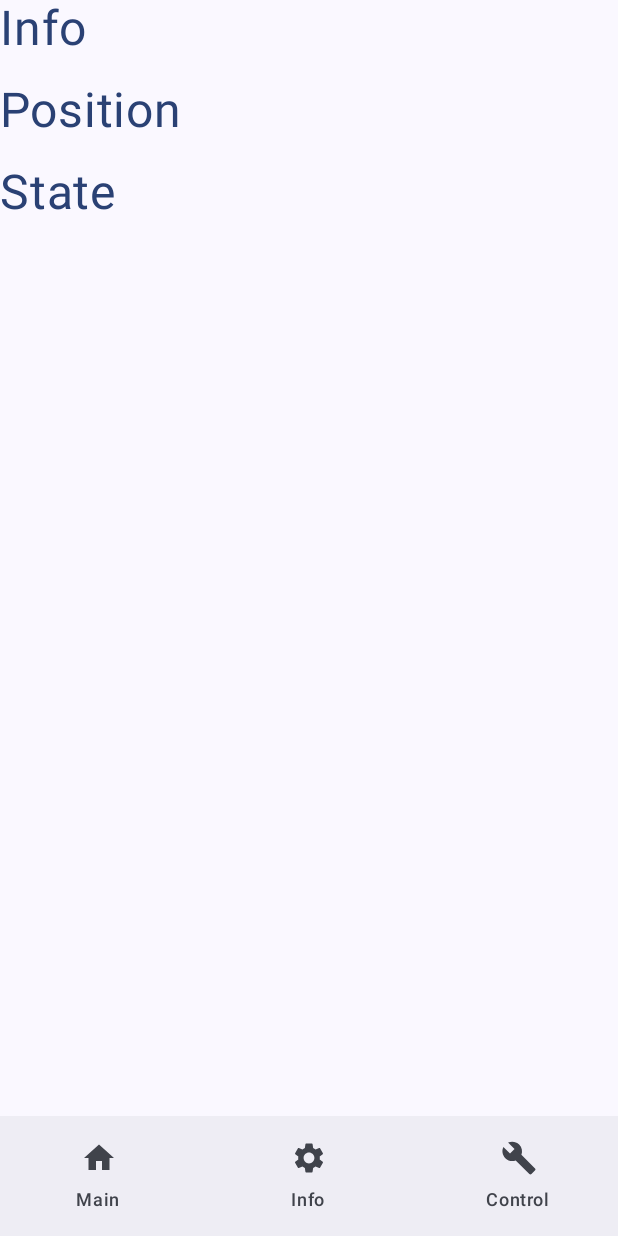
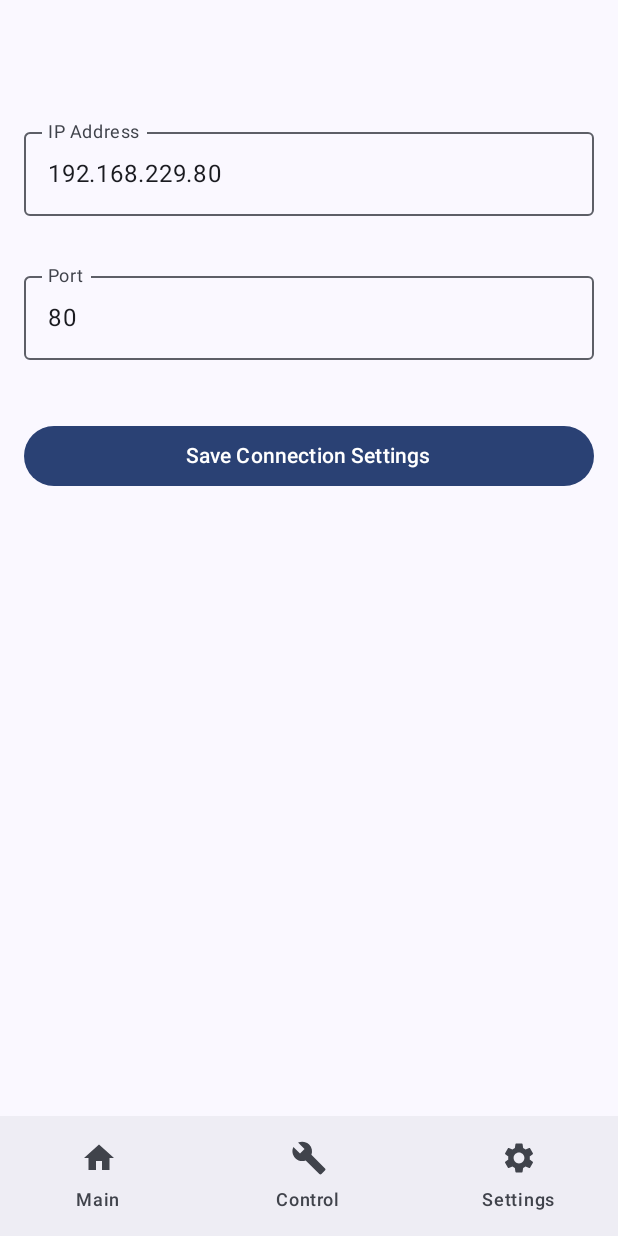
Before and after one commit to Siedmiu/Hexapod-Android-Application, an Android app built with Jetpack Compose: the InfoScreen screen opened through its navigation route, on a phone screen of 412 x 824 dp. Run offline under Robolectric (Android 15) with nearby library versions, the phone set to English and light mode, and no system bars.

Commit message:
changed info screen to settings screen with websocket settings

```diff
--- a/app/src/main/java/com/example/hexapod/ui/InfoScreen.kt
+++ b/app/src/main/java/com/example/hexapod/ui/InfoScreen.kt
@@ -1,58 +1,108 @@
 package com.example.hexapod.ui
 
-import android.annotation.SuppressLint
-import androidx.activity.compose.BackHandler
 import androidx.compose.foundation.layout.Arrangement
+import androidx.compose.foundation.layout.Column
+import androidx.compose.foundation.layout.fillMaxSize
+import androidx.compose.foundation.layout.fillMaxWidth
+import androidx.compose.foundation.layout.padding
+import androidx.compose.foundation.text.KeyboardOptions
+import androidx.compose.material3.Button
+import androidx.compose.material3.ExperimentalMaterial3Api
+import androidx.compose.material3.OutlinedTextField
+import androidx.compose.material3.Text
 import androidx.compose.runtime.Composable
-import androidx.compose.foundation.layout.Column
-import androidx.compose.foundation.layout.Row
-import androidx.compose.foundation.layout.Spacer
-import androidx.compose.foundation.layout.height
-import androidx.compose.foundation.layout.padding
-import androidx.compose.material3.Button
-import androidx.compose.material3.MaterialTheme
-import androidx.compose.material3.NavigationRail
-import androidx.compose.material3.Scaffold
-import androidx.compose.material3.Surface
-import androidx.compose.material3.Text
+import androidx.compose.runtime.getValue
+import androidx.compose.runtime.mutableStateOf
+import androidx.compose.runtime.remember
+import androidx.compose.runtime.setValue
+import androidx.compose.ui.Alignment
 import androidx.compose.ui.Modifier
-import androidx.compose.ui.res.stringResource
+import androidx.compose.ui.text.input.KeyboardType
 import androidx.compose.ui.tooling.preview.Preview
 import androidx.compose.ui.unit.dp
-import androidx.compose.ui.unit.sp
-import com.example.hexapod.R
+import com.example.hexapod.WebSocketHandler
 import com.example.hexapod.ui.theme.FirstTheme
-import com.example.hexapod.ui.theme.bottomNavigation
 
-@SuppressLint("UnusedMaterial3ScaffoldPaddingParameter")
+@OptIn(ExperimentalMaterial3Api::class)
 @Composable
-fun InfoScreen(onReturnClicked: () -> Unit,verticalArrangement: Arrangement.HorizontalOrVertical = Arrangement.SpaceBetween){
-    Scaffold(){
-//        BackHandler(onBackPressed())
-        Surface(){
-            Column() {
-                Row { Text(
-                    text = stringResource(R.string.info),
-                    color = MaterialTheme.colorScheme.primary,
-                    fontSize = 32.sp
-                ) }
-                Spacer(modifier = Modifier.height(16.dp))
-                Row { Text(text = stringResource(R.string.position),
-                    color = MaterialTheme.colorScheme.primary,
-                    fontSize = 32.sp
-                )}
-                Spacer(modifier = Modifier.height(16.dp))
-                Row { Text(text = stringResource(R.string.state),
-                    color = MaterialTheme.colorScheme.primary,
-                    fontSize = 32.sp
-                )}
+fun InfoScreen(onNavigateBack: () -> Unit = {}, onReturnClicked: () -> Unit = onNavigateBack) {
+    var ipAddress by remember { mutableStateOf(WebSocketHandler.getIP()) }
+    var port by remember { mutableStateOf(WebSocketHandler.getPort().toString()) }
+    var isIpValid by remember { mutableStateOf(true) }
+    var isPortValid by remember { mutableStateOf(true) }
+
+        Column(
+            modifier = Modifier
+                .fillMaxSize()
+                .padding(16.dp)
+                .padding(top = 64.dp),
+            verticalArrangement = Arrangement.Top,
+            horizontalAlignment = Alignment.CenterHorizontally
+        ) {
+            OutlinedTextField(
+                value = ipAddress,
+                onValueChange = {
+                    ipAddress = it
+                    isIpValid = isValidIpAddress(it)
+                },
+                label = { Text("IP Address") },
+                isError = !isIpValid,
+                modifier = Modifier
+                    .fillMaxWidth()
+                    .padding(bottom = 16.dp),
+                supportingText = {
+                    if (!isIpValid) {
+                        Text("Enter a valid IP address (e.g., 192.168.1.1)")
+                    }
+                }
+            )
+
+            OutlinedTextField(
+                value = port,
+                onValueChange = {
+                    port = it
+                    isPortValid = it.toIntOrNull() in 1..65535
+                },
+                label = { Text("Port") },
+                isError = !isPortValid,
+                keyboardOptions = KeyboardOptions(keyboardType = KeyboardType.Number),
+                modifier = Modifier
+                    .fillMaxWidth()
+                    .padding(bottom = 24.dp),
+                supportingText = {
+                    if (!isPortValid) {
+                        Text("Enter a valid port number (1-65535)")
+                    }
+                }
+            )
+
+            Button(
+                onClick = {
+                    if (isIpValid && isPortValid) {
+                        WebSocketHandler.updateIP(ipAddress)
+                        port.toIntOrNull()?.let { WebSocketHandler.updatePort(it) }
+                        onNavigateBack()
+                    }
+                },
+                enabled = isIpValid && isPortValid,
+                modifier = Modifier.fillMaxWidth()
+            ) {
+                Text("Save Connection Settings")
             }
         }
-    }
+
+}
+
+// Helper function to validate IP address format
+private fun isValidIpAddress(ip: String): Boolean {
+    val pattern = """^((25[0-5]|2[0-4][0-9]|[01]?[0-9][0-9]?)\.){3}(25[0-5]|2[0-4][0-9]|[01]?[0-9][0-9]?)$""".toRegex()
+    return pattern.matches(ip)
 }
 
 @Preview
 @Composable
-fun InfoScreenPreview(){
-    FirstTheme { InfoScreen({}) }
+fun InfoScreenPreview() {
+    FirstTheme {
+        InfoScreen(onNavigateBack = {})
+    }
 }
--- a/app/src/main/java/com/example/hexapod/ui/MainScreen.kt
+++ b/app/src/main/java/com/example/hexapod/ui/MainScreen.kt
@@ -33,7 +33,10 @@ import java.util.Timer
 import java.util.TimerTask
 
 @Composable
-fun MainScreen(onNavigateToSecondScreen: () -> Unit){
+fun MainScreen(
+    onNavigateToSecondScreen: () -> Unit,
+    onNavigateToInfoScreen: () -> Unit = {}
+) {
     var isConnected by remember { mutableStateOf(WebSocketHandler.isConnected()) }
 
     val timer = remember { Timer() }
@@ -136,7 +139,7 @@ fun MainScreen(onNavigateToSecondScreen: () -> Unit){
                 Text(text = stringResource(R.string.button32), fontSize = 12.sp)
             }
             Button(
-                onClick =  { WebSocketHandler.sendMessage(" ") },
+                onClick = { WebSocketHandler.sendMessage(" ") },
                 modifier = Modifier.padding(12.dp).weight(1f)
             ) {
                 Text(text = stringResource(R.string.button33), fontSize = 12.sp)
@@ -147,6 +150,6 @@ fun MainScreen(onNavigateToSecondScreen: () -> Unit){
 
 @Preview
 @Composable
-fun MainScreenPreview(){
-    FirstTheme { MainScreen({}) }
+fun MainScreenPreview() {
+    FirstTheme { MainScreen({}, {}) }
 }
--- a/app/src/main/java/com/example/hexapod/ui/theme/bottomNav.kt
+++ b/app/src/main/java/com/example/hexapod/ui/theme/bottomNav.kt
@@ -1,34 +1,27 @@
 package com.example.hexapod.ui.theme
 
-import androidx.compose.foundation.layout.Row
 import androidx.compose.foundation.layout.padding
+import androidx.compose.material.icons.Icons
+import androidx.compose.material.icons.filled.Build
+import androidx.compose.material.icons.filled.Home
+import androidx.compose.material.icons.filled.Settings
 import androidx.compose.material3.BottomAppBar
 import androidx.compose.material3.Button
-import androidx.compose.material3.Scaffold
+import androidx.compose.material3.Icon
+import androidx.compose.material3.NavigationBar
+import androidx.compose.material3.NavigationBarItem
 import androidx.compose.material3.Text
 import androidx.compose.runtime.Composable
 import androidx.compose.ui.Modifier
-import androidx.compose.ui.tooling.preview.Preview
 import androidx.compose.ui.unit.dp
-import androidx.compose.material3.Icon
-import androidx.compose.material.icons.Icons
-import androidx.compose.material.icons.filled.Build
-import androidx.compose.material.icons.filled.Home
-import androidx.compose.material.icons.filled.Notifications
-import androidx.compose.material.icons.filled.Settings
-import androidx.compose.material3.ExperimentalMaterial3Api
-import androidx.compose.material3.NavigationBar
-import androidx.compose.material3.NavigationBarItem
-import androidx.compose.material3.NavigationDrawerItem
 import androidx.navigation.NavController
 import androidx.navigation.NavHostController
 import androidx.navigation.compose.NavHost
 import androidx.navigation.compose.composable
-import androidx.navigation.compose.rememberNavController
 import com.example.hexapod.HexScreen
 import com.example.hexapod.ui.ControlScreen
+import com.example.hexapod.ui.InfoScreen
 import com.example.hexapod.ui.MainScreen
-import com.example.hexapod.ui.InfoScreen
 
 @Composable
 fun bottomNavigation(){
@@ -62,20 +55,20 @@ fun MyNavBar(navController: NavController) {
         )
         NavigationBarItem(
             selected = false,
-            onClick = { navController.navigate(HexScreen.Info.name){
-                popUpTo(navController.graph.startDestinationId)
-            } },
-            label = { Text("Info") },
-            icon = { Icon(Icons.Default.Settings, contentDescription = "Screen 2") }
-        )
-        NavigationBarItem(
-            selected = false,
             onClick = {navController.navigate(HexScreen.Control.name){
                 popUpTo(navController.graph.startDestinationId)
             } },
             label = {Text("Control")},
             icon = { Icon(Icons.Default.Build, contentDescription = "Screen3") }
+        )
 
+        NavigationBarItem(
+            selected = false,
+            onClick = { navController.navigate(HexScreen.Info.name){
+                popUpTo(navController.graph.startDestinationId)
+            } },
+            label = { Text("Settings") },
+            icon = { Icon(Icons.Default.Settings, contentDescription = "Screen 2") }
         )
     }
 }
@@ -92,15 +85,18 @@ fun NavHostContainer(navController: NavHostController, modifier: Modifier = Modi
             MainScreen(onNavigateToSecondScreen = {
                    navController.navigate(HexScreen.Info.name)
                }) }
-        composable(HexScreen.Info.name) {
-            InfoScreen(onReturnClicked = {
-                    navController.navigate(HexScreen.Main.name)
-                })
-                }
+
         composable (HexScreen.Control.name){
             ControlScreen(onReturnClicked = {
                 navController.navigate(HexScreen.Main.name)
             })
         }
+                composable(HexScreen.Info.name) {
+            InfoScreen(
+                onNavigateBack = {
+                    navController.navigate(HexScreen.Main.name)
+                }
+            )
+                }
     }
 }
--- a/app/src/main/res/values/strings.xml
+++ b/app/src/main/res/values/strings.xml
@@ -12,7 +12,7 @@
     <string name="button33">Button 3 3</string>
 
     <string name="main">Main</string>
-    <string name="info">Info</string>
+    <string name="info">Settings</string>
     <string name="control">Control</string>
     <string name="position">Position</string>
     <string name="state">State</string>
```
Also changed, not shown: app/src/main/java/com/example/hexapod/MainActivity.kt (+2 -12 lines), app/src/main/java/com/example/hexapod/WebSocketHandler.kt (+27 -4 lines).
